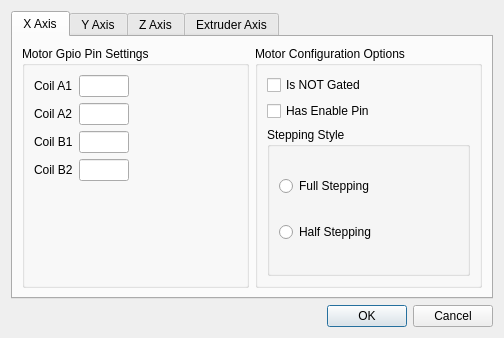
Bahamuttg/PiRinter3D, file motorconfigdialog.ui: the form before one commit.
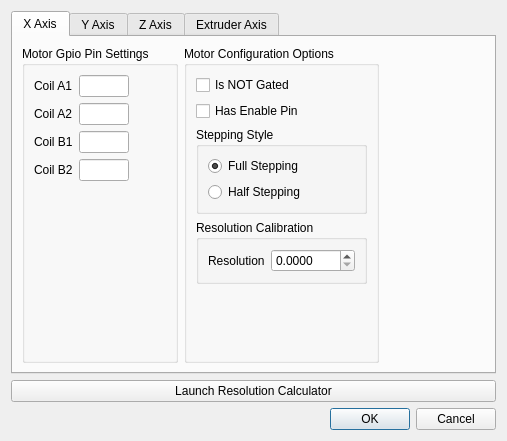
The form after the commit. The open tabs and pages were chosen to show the change.

```diff
--- a/motorconfigdialog.ui
+++ b/motorconfigdialog.ui
@@ -6,20 +6,14 @@
    <rect>
     <x>0</x>
     <y>0</y>
-    <width>504</width>
-    <height>338</height>
+    <width>507</width>
+    <height>441</height>
    </rect>
   </property>
   <property name="minimumSize">
    <size>
-    <width>504</width>
-    <height>338</height>
-   </size>
-  </property>
-  <property name="maximumSize">
-   <size>
-    <width>504</width>
-    <height>338</height>
+    <width>507</width>
+    <height>441</height>
    </size>
   </property>
   <property name="windowTitle">
@@ -28,16 +22,6 @@
   <layout class="QVBoxLayout" name="verticalLayout">
    <item>
     <layout class="QGridLayout" name="gridLayout">
-     <item row="2" column="0">
-      <widget class="QDialogButtonBox" name="buttonBox">
-       <property name="orientation">
-        <enum>Qt::Horizontal</enum>
-       </property>
-       <property name="standardButtons">
-        <set>QDialogButtonBox::Cancel|QDialogButtonBox::Ok</set>
-       </property>
-      </widget>
-     </item>
      <item row="1" column="0">
       <widget class="QTabWidget" name="tabMotors">
        <property name="currentIndex">
@@ -179,12 +163,38 @@
                 </item>
                </layout>
               </item>
+              <item>
+               <spacer name="verticalSpacer_5">
+                <property name="orientation">
+                 <enum>Qt::Vertical</enum>
+                </property>
+                <property name="sizeHint" stdset="0">
+                 <size>
+                  <width>20</width>
+                  <height>40</height>
+                 </size>
+                </property>
+               </spacer>
+              </item>
              </layout>
              <zorder>gridLayoutWidget</zorder>
              <zorder>formLayoutWidget</zorder>
             </widget>
            </item>
-           <item row="0" column="1">
+           <item row="0" column="3">
+            <spacer name="horizontalSpacer">
+             <property name="orientation">
+              <enum>Qt::Horizontal</enum>
+             </property>
+             <property name="sizeHint" stdset="0">
+              <size>
+               <width>40</width>
+               <height>20</height>
+              </size>
+             </property>
+            </spacer>
+           </item>
+           <item row="0" column="2">
             <widget class="QGroupBox" name="groupBox_2">
              <property name="title">
               <string>Motor Configuration Options</string>
@@ -215,6 +225,9 @@
                    <property name="text">
                     <string>Full Stepping</string>
                    </property>
+                   <property name="checked">
+                    <bool>true</bool>
+                   </property>
                   </widget>
                  </item>
                  <item>
@@ -227,6 +240,55 @@
                 </layout>
                </widget>
               </item>
+              <item>
+               <widget class="QGroupBox" name="groupBox_13">
+                <property name="title">
+                 <string>Resolution Calibration</string>
+                </property>
+                <layout class="QVBoxLayout" name="verticalLayout_19">
+                 <item>
+                  <layout class="QFormLayout" name="formLayout">
+                   <property name="sizeConstraint">
+                    <enum>QLayout::SetMaximumSize</enum>
+                   </property>
+                   <property name="fieldGrowthPolicy">
+                    <enum>QFormLayout::FieldsStayAtSizeHint</enum>
+                   </property>
+                   <item row="0" column="0">
+                    <widget class="QLabel" name="label_17">
+                     <property name="text">
+                      <string>Resolution</string>
+                     </property>
+                    </widget>
+                   </item>
+                   <item row="0" column="1">
+                    <widget class="QDoubleSpinBox" name="dsbResX">
+                     <property name="decimals">
+                      <number>4</number>
+                     </property>
+                     <property name="maximum">
+                      <double>9999.989999999999782</double>
+                     </property>
+                    </widget>
+                   </item>
+                  </layout>
+                 </item>
+                </layout>
+               </widget>
+              </item>
+              <item>
+               <spacer name="verticalSpacer_6">
+                <property name="orientation">
+                 <enum>Qt::Vertical</enum>
+                </property>
+                <property name="sizeHint" stdset="0">
+                 <size>
+                  <width>20</width>
+                  <height>40</height>
+                 </size>
+                </property>
+               </spacer>
+              </item>
              </layout>
              <zorder>formLayoutWidget</zorder>
              <zorder>leB2_X</zorder>
@@ -808,6 +870,23 @@
        </widget>
       </widget>
      </item>
+     <item row="3" column="0">
+      <widget class="QDialogButtonBox" name="buttonBox">
+       <property name="orientation">
+        <enum>Qt::Horizontal</enum>
+       </property>
+       <property name="standardButtons">
+        <set>QDialogButtonBox::Cancel|QDialogButtonBox::Ok</set>
+       </property>
+      </widget>
+     </item>
+     <item row="2" column="0">
+      <widget class="QPushButton" name="pushButton">
+       <property name="text">
+        <string>Launch Resolution Calculator</string>
+       </property>
+      </widget>
+     </item>
     </layout>
    </item>
   </layout>
```
Left out of the diff: 430 changed lines with no effect on the pictures.
